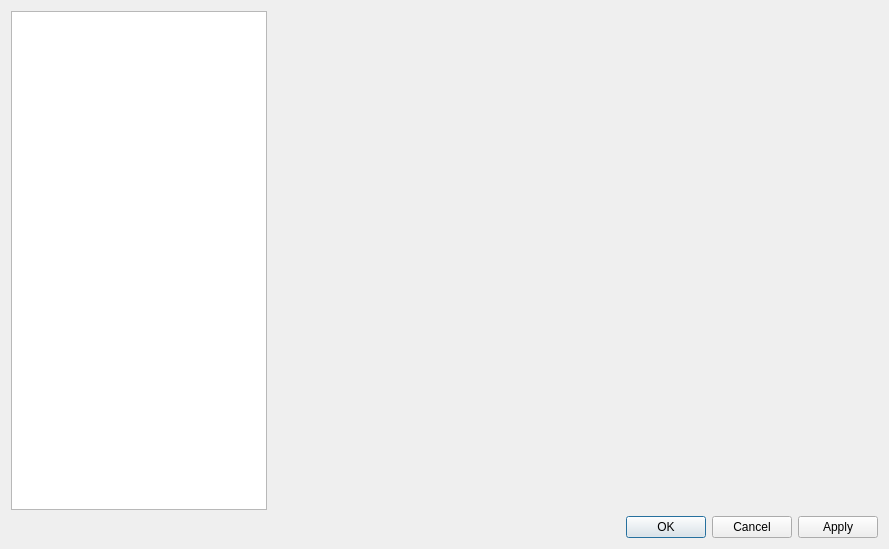
First picture: the form in src/settingseditor.ui, repository OneMoreGres/ScreenTranslator, before the edit.
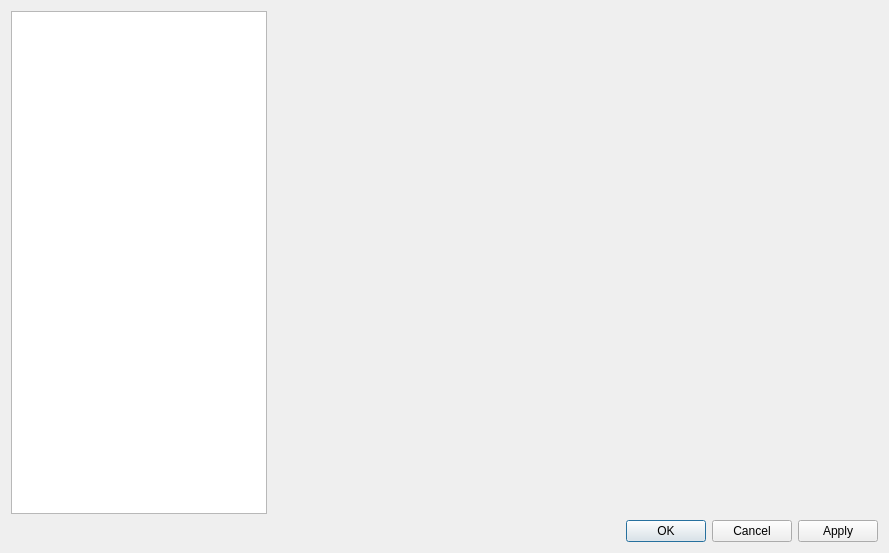
Second picture: the form after the edit. The open tabs and pages were chosen to show the change. Custom widgets are drawn as their Qt base class.

Commit message: Add short help text

```diff
--- a/src/settingseditor.ui
+++ b/src/settingseditor.ui
@@ -7,7 +7,7 @@
     <x>0</x>
     <y>0</y>
     <width>889</width>
-    <height>549</height>
+    <height>553</height>
    </rect>
   </property>
   <property name="windowTitle">
```
Left out of the diff: 10 changed lines with no effect on the pictures. The commit also changes 2 other files.
